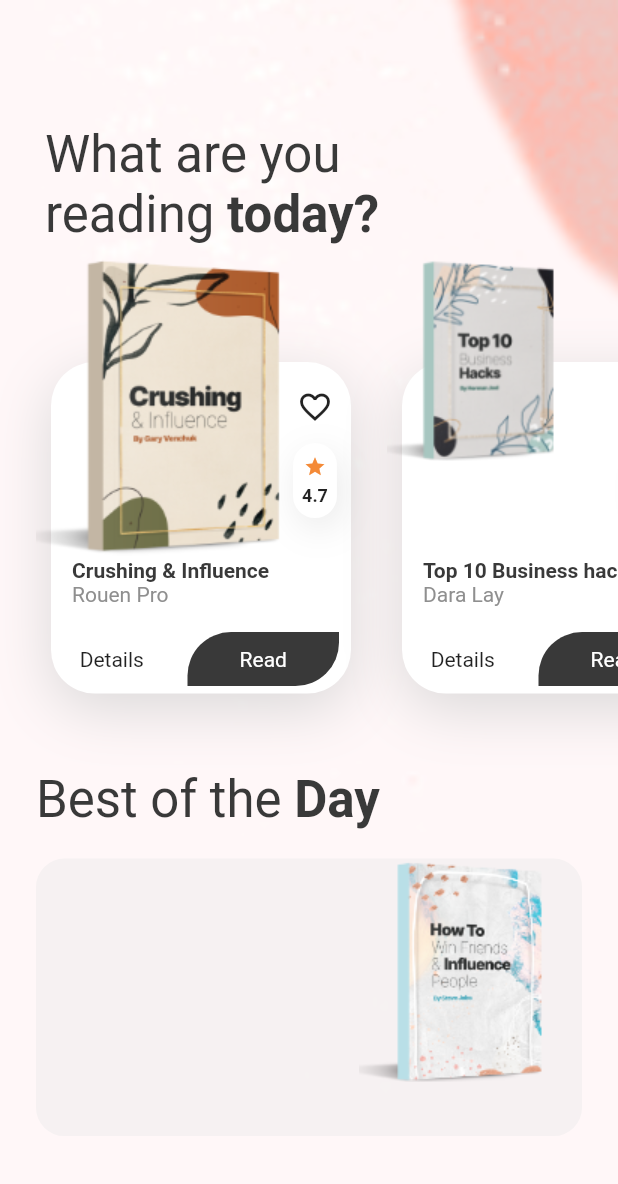
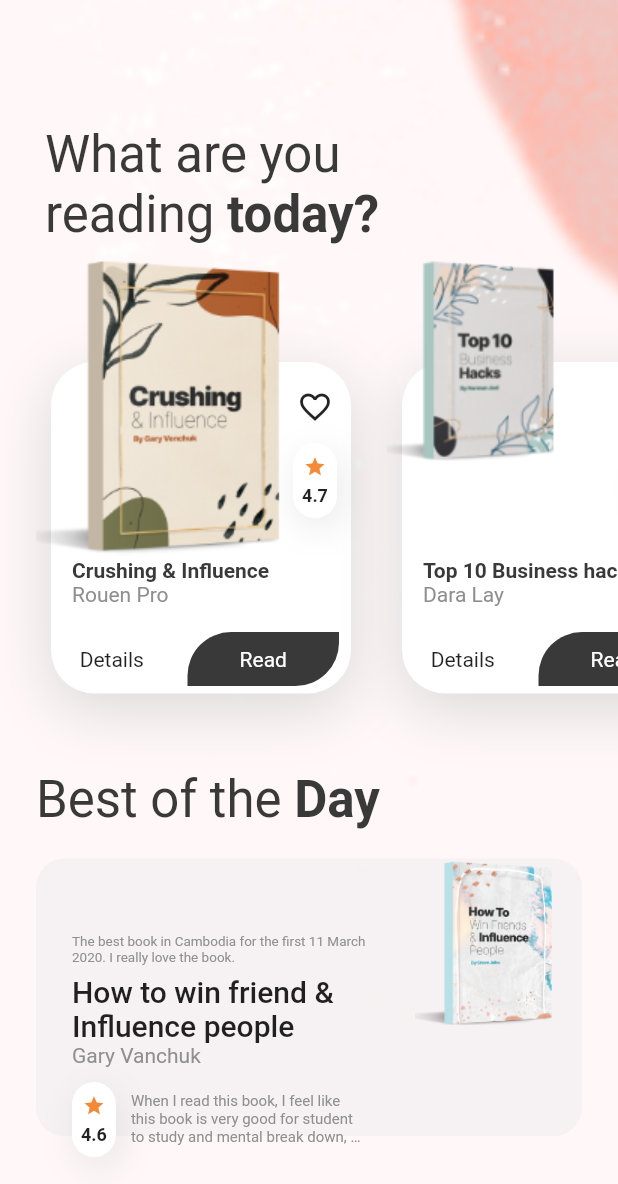
Before and after one commit to chamrouensann/eBoook-online, a Flutter app: the HomeScreen screen opened directly, on a phone screen of 412 x 824 dp. Shown: the top 1184 px of the screen. Run offline on Flutter 3.47's test engine with Material 2 defaults, Android fonts, the phone set to English and light mode, and no system bars.

Commit message:
Added container with rating

```diff
--- a/ebook_online_source_code/lib/screens/home_screen.dart
+++ b/ebook_online_source_code/lib/screens/home_screen.dart
@@ -100,17 +100,65 @@ class HomeScreen extends StatelessWidget {
                       children: <Widget>[
                         Positioned(
                           child: Container(
+                            padding: EdgeInsets.only(
+                                left: 24, top: 50, right: size.width * .35),
                             height: 185,
                             width: double.infinity,
                             decoration: BoxDecoration(
                               color: Color(0xFFEAEAEA).withOpacity(.45),
                               borderRadius: BorderRadius.circular(19),
                             ),
+                            child: Column(
+                              crossAxisAlignment: CrossAxisAlignment.start,
+                              children: <Widget>[
+                                Text(
+                                  "The best book in Cambodia for the first 11 March 2020. I really love the book.",
+                                  style: TextStyle(
+                                    fontSize: 9,
+                                    color: kLightBlackColor,
+                                  ),
+                                ),
+                                SizedBox(
+                                  height: 5,
+                                ),
+                                Text(
+                                  "How to win friend & Influence people",
+                                  style: Theme.of(context).textTheme.title,
+                                ),
+                                Text(
+                                  "Gary Vanchuk",
+                                  style: TextStyle(
+                                    color: kLightBlackColor,
+                                  ),
+                                ),
+                                SizedBox(height: 10),
+                                Row(
+                                  children: <Widget>[
+                                    BookRating(score: 4.6),
+                                    SizedBox(width: 10),
+                                    Expanded(
+                                      child: Text(
+                                        "When I read this book, I feel like this book is very good for student to study and mental break down, So please don't give up of the life during this COVID-19. I know I love you more than I like you.",
+                                        maxLines: 3,
+                                        overflow: TextOverflow.ellipsis,
+                                        style: TextStyle(
+                                          fontSize: 10,
+                                          color: kLightBlackColor,
+                                        ),
+                                      ),
+                                    )
+                                  ],
+                                )
+                              ],
+                            ),
                           ),
                         ),
                         Positioned(
                           right: 0,
-                          child: Image.asset("assets/images/book-3.png"),
+                          child: Image.asset(
+                            "assets/images/book-3.png",
+                            width: size.width * .27,
+                          ),
                         )
                       ],
                     ),
```
